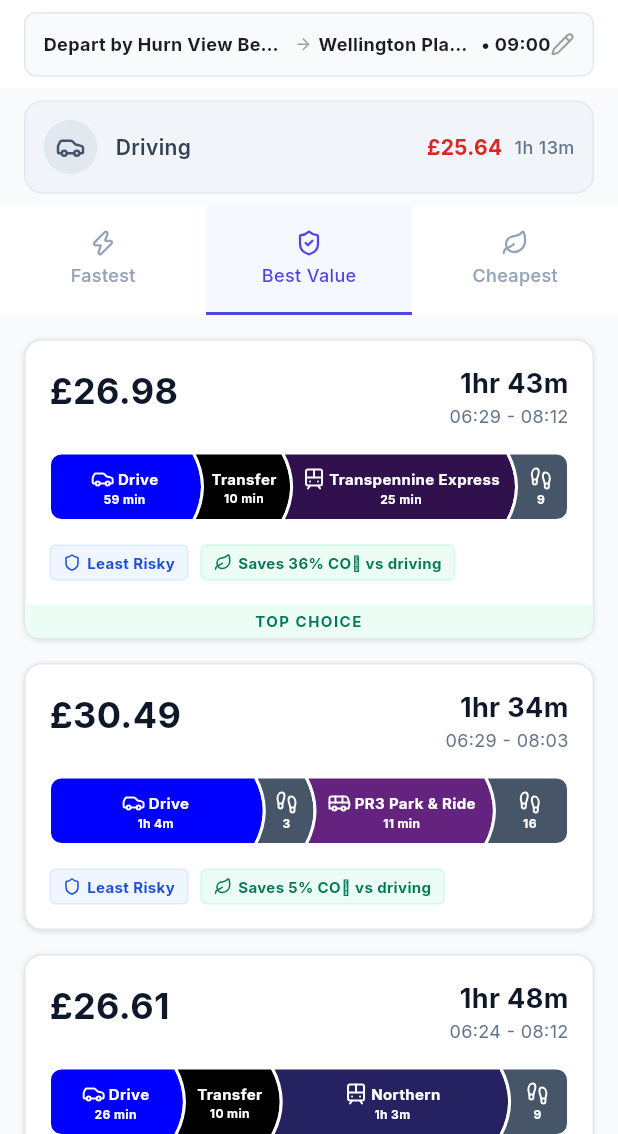
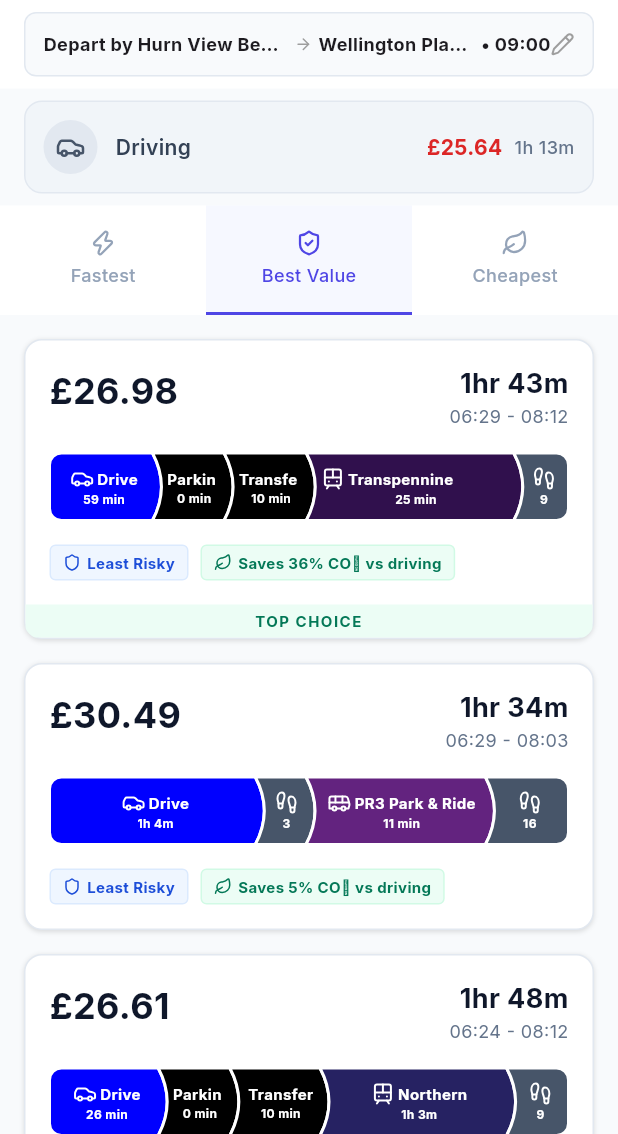
Before and after one commit to isaacw123434/Apptest, a Flutter app: the screen it shows after launch, after a tap on "Mock Route 2", on a phone screen of 412 x 824 dp, the part 102-1236 px from its top. Run offline on Flutter 3.47's test engine with Material 3 defaults, Android fonts, the phone set to English and light mode, and no system bars; our stand-ins replace flutter_map, google_fonts, latlong2, lucide_icons.

Commit message:
Add detailed cost display for journey segments
- Updated `Segment` model to include `cost` field.
- Updated `routes_parser.dart` to calculate segment costs based on mode and distance.
- Implemented logic to insert a "Parking" segment for Drive+Train journeys to separate driving and parking costs.
- Updated `detail_page.dart` to display the cost for each segment in the timeline.
- Added `IconIds.parking` for better semantic handling.

Co-authored-by: isaacw123434 <188620241+isaacw123434@users.noreply.github.com>

```diff
--- a/client/lib/models.dart
+++ b/client/lib/models.dart
@@ -7,6 +7,7 @@ class IconIds {
   static const String bus = 'bus';
   static const String bike = 'bike';
   static const String footprints = 'footprints';
+  static const String parking = 'parking';
 }
 
 class Segment {
@@ -21,6 +22,7 @@ class Segment {
   final List<LatLng>? path;
   final double? co2;
   final double? distance;
+  final double cost;
 
   Segment({
     required this.mode,
@@ -34,6 +36,7 @@ class Segment {
     this.path,
     this.co2,
     this.distance,
+    this.cost = 0.0,
   });
 
   factory Segment.fromJson(Map<String, dynamic> json) {
@@ -66,6 +69,7 @@ class Segment {
       path: path,
       co2: json['co2'] != null ? (json['co2'] as num).toDouble() : null,
       distance: json['distance'] != null ? (json['distance'] as num).toDouble() : null,
+      cost: (json['cost'] ?? 0).toDouble(),
     );
   }
 }
--- a/client/lib/screens/detail_page.dart
+++ b/client/lib/screens/detail_page.dart
@@ -980,6 +980,11 @@ class _DetailPageState extends State<DetailPage> {
                           '${segment.time} min${displayDistance != null ? ' • ${displayDistance.toStringAsFixed(1)} miles' : ''}',
                           style: const TextStyle(fontSize: 12, color: Colors.grey),
                         ),
+                        if (segment.cost > 0)
+                           Text(
+                             '£${segment.cost.toStringAsFixed(2)}',
+                             style: const TextStyle(fontSize: 12, fontWeight: FontWeight.bold, color: Colors.black87),
+                           ),
                         if (displayDistance != null || emission > 0)
                           Row(
                             children: [
@@ -1036,6 +1041,7 @@ class _DetailPageState extends State<DetailPage> {
       case 'bike': return LucideIcons.bike;
       case 'footprints': return LucideIcons.footprints;
       case 'clock': return LucideIcons.clock; // Added for Transfer
+      case 'parking': return LucideIcons.circle;
       default: return LucideIcons.circle;
     }
   }
--- a/client/lib/utils/routes_parser.dart
+++ b/client/lib/utils/routes_parser.dart
@@ -113,6 +113,29 @@ Leg _parseOptionToLeg(Map<String, dynamic> option, {String groupName = '', Strin
           }
       }
       mergedSegments.add(seg);
+  }
+
+  // Insert Parking Segment
+  for (int i = 0; i < mergedSegments.length - 1; i++) {
+     Segment current = mergedSegments[i];
+     Segment next = mergedSegments[i+1];
+
+     if (current.mode == 'car' && next.mode == 'train') {
+         // Check if it's NOT Uber
+         bool isUber = current.label.toLowerCase().contains('uber');
+         if (!isUber) {
+             // Insert Parking
+             mergedSegments.insert(i + 1, Segment(
+                 mode: 'parking',
+                 label: 'Parking',
+                 lineColor: '#000000',
+                 iconId: IconIds.parking,
+                 time: 0,
+                 cost: 5.00,
+             ));
+             i++; // Skip the newly inserted segment
+         }
+     }
   }
 
   // Inject Transfer Buffer for Route 2 Access Options (Issue 4)
@@ -266,6 +289,7 @@ Segment _mergeSegments(Segment a, Segment b) {
   int newTime = a.time + b.time;
   double newDist = (a.distance ?? 0) + (b.distance ?? 0);
   double newCo2 = (a.co2 ?? 0) + (b.co2 ?? 0);
+  double newCost = a.cost + b.cost;
 
   return Segment(
     mode: a.mode,
@@ -277,6 +301,7 @@ Segment _mergeSegments(Segment a, Segment b) {
     distance: newDist,
     co2: newCo2,
     detail: a.detail, // Keep original detail or update?
+    cost: newCost,
   );
 }
 
@@ -384,6 +409,19 @@ Segment _parseSegment(Map<String, dynamic> jsonSegment, {String optionName = ''}
 
   double distMiles = (jsonSegment['distance_value'] as num).toDouble() / 1609.34;
 
+  double cost = 0.0;
+  if (mode == 'car') {
+     if (label.toLowerCase().contains('uber') || optionName.toLowerCase().contains('uber')) {
+         cost = 2.50 + (2.00 * distMiles);
+     } else {
+         cost = 0.45 * distMiles;
+     }
+  } else if (mode == 'bus') {
+     cost = 2.00 + (0.10 * distMiles);
+  } else if (mode == 'train') {
+     cost = 5.00 + (0.30 * distMiles);
+  }
+
   return Segment(
     mode: mode,
     label: label,
@@ -395,6 +433,7 @@ Segment _parseSegment(Map<String, dynamic> jsonSegment, {String optionName = ''}
     co2: calculateEmission(distMiles, iconId),
     from: from,
     to: to,
+    cost: cost,
   );
 }
 
```
